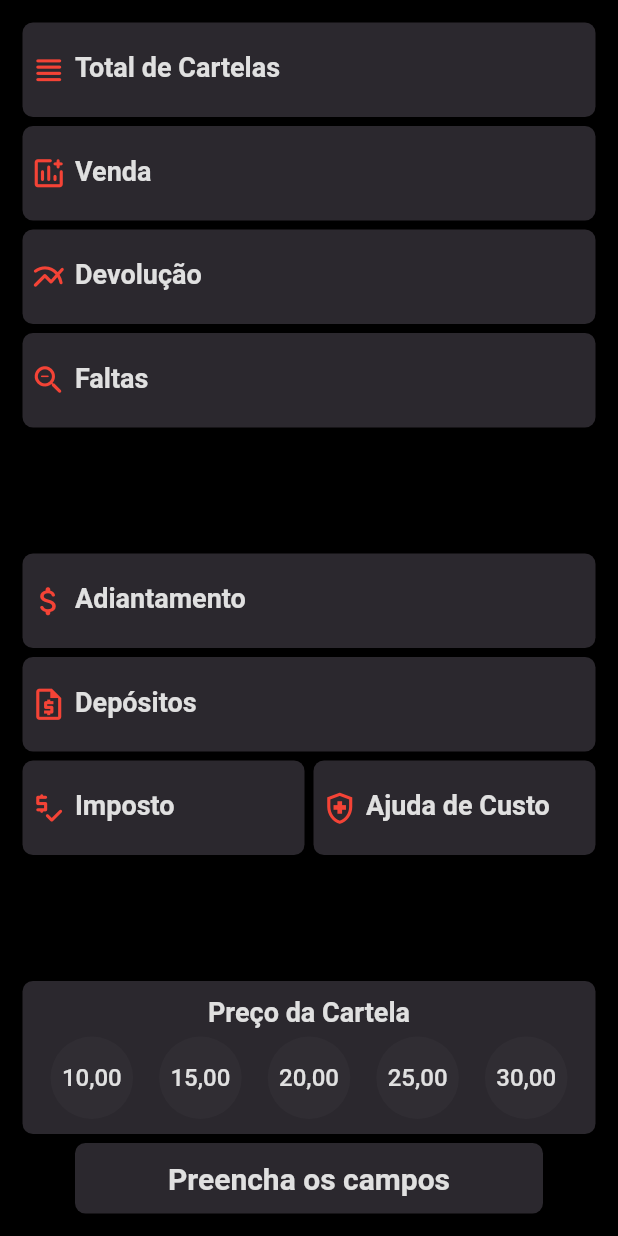
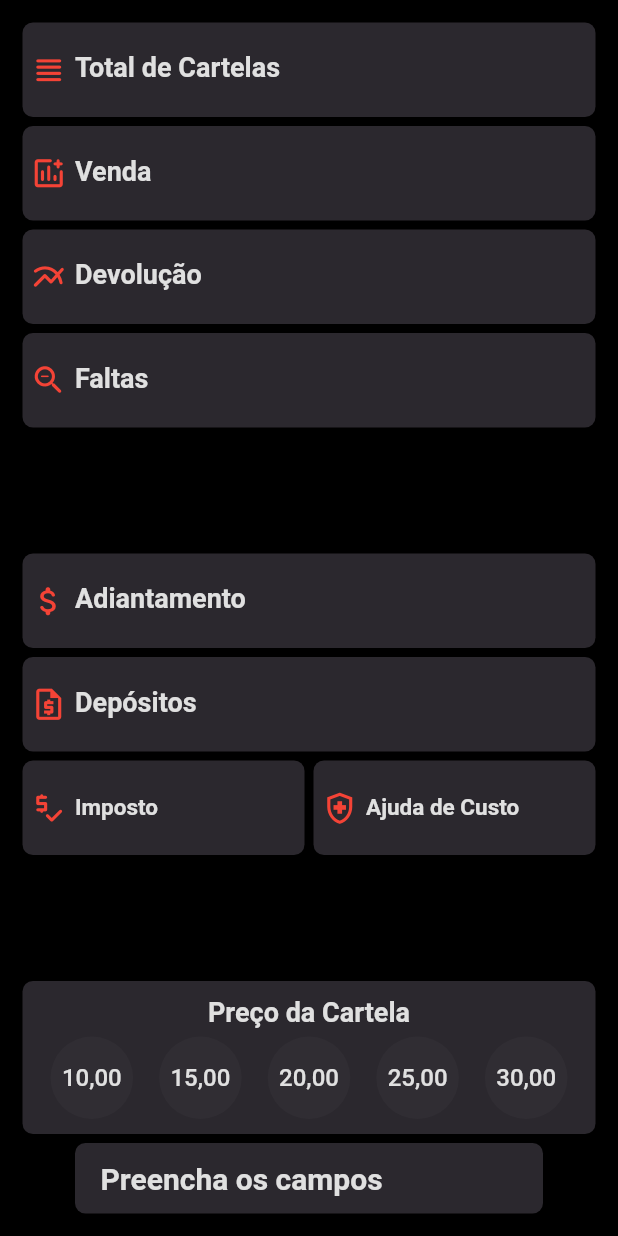
Before and after one commit to JoaoPaulo-Macedo/sales_accounting_app, a Flutter app: the screen it shows after launch, on a phone screen of 412 x 824 dp. Run offline on Flutter 3.47's test engine with Material 2 defaults, Android fonts, the phone set to English and light mode, and no system bars; our stand-ins replace bloc, flutter_bloc, get_it, shared_preferences.

Commit message:
enhancing funcionalities

```diff
--- a/lib/app/presentation/pages/home/components/debt_component.dart
+++ b/lib/app/presentation/pages/home/components/debt_component.dart
@@ -14,7 +14,7 @@
   }) : super(key: key);
 
   final Price price;
-  final Situation situation;
+  final Situation? situation;
   final double? debt;
   final Function(Price price) onPressed;
   final sizes = const AppSizes();
--- a/lib/app/presentation/pages/home/components/reckoning_component.dart
+++ b/lib/app/presentation/pages/home/components/reckoning_component.dart
@@ -40,6 +40,7 @@
                 prefixIcon: Icons.price_check_rounded,
                 controller: cubit.taxCtrl,
                 focus: cubit.taxFocus,
+                fieldFontSize: 15,
               ),
             ),
             SizedBox(width: sizes.smallSpacing),
@@ -49,6 +50,7 @@
                 prefixIcon: Icons.health_and_safety_outlined,
                 controller: cubit.allowanceCtrl,
                 focus: cubit.allowanceFocus,
+                fieldFontSize: 15,
               ),
             ),
           ],
--- a/lib/app/presentation/pages/home/home_cubit.dart
+++ b/lib/app/presentation/pages/home/home_cubit.dart
@@ -96,7 +96,7 @@
       _onType();
       _autoGenerateDevField();
 
-      emit(Changed(price: state.price));
+      emit(Reload(price: state.price));
     });
     paidCtrl.addListener(() {
       paid = double.tryParse(paidCtrl.text) ?? 0;
@@ -125,7 +125,7 @@
   }
 
   void changeSelected(Price price) {
-    emit(Selected(price));
+    emit(Reload(price: price));
 
     if (_validateToCalculate()) _calculate();
   }
@@ -137,7 +137,7 @@
   }
 
   void _setValues() async {
-    emit(Saving(state.price));
+    emit(Saving(price: state.price));
 
     _valuesEntity.totalCards = int.tryParse(totalCtrl.text);
     _valuesEntity.tax = double.tryParse(taxCtrl.text);
@@ -147,7 +147,7 @@
 
     await _setCommonValuesUseCase(_valuesEntity);
 
-    emit(Saved(state.price));
+    emit(Reload(price: state.price));
   }
 
   void _autoGenerateMissingField() async {
--- a/lib/app/presentation/pages/home/home_page.dart
+++ b/lib/app/presentation/pages/home/home_page.dart
@@ -18,8 +18,7 @@
 
 class _HomePageState extends State<HomePage> {
   late HomeCubit cubit;
-  Color? missingColor;
-  Situation situation = Situation.none;
+  Situation? situation;
   double? debt;
   //TODO: isn't it state? Shouldn't it be on HomeState abstract class?
 
@@ -52,13 +51,7 @@
           child: BlocBuilder<HomeCubit, HomeState>(
             builder: (context, state) {
               if (state is Loading) {
-                return const Center(
-                  child: CircularProgressIndicator(),
-                );
-              }
-
-              if (state is Changed) {
-                missingColor = state.missingColor;
+                return const SizedBox();
               }
 
               if (state is Calculated) {
--- a/lib/app/presentation/pages/home/home_states.dart
+++ b/lib/app/presentation/pages/home/home_states.dart
@@ -1,4 +1,3 @@
-import 'package:flutter/material.dart';
 import 'package:lucky_triangle/app/presentation/pages/home/home_cubit.dart';
 
 abstract class HomeState {
@@ -12,21 +11,11 @@
 class Fetched extends HomeState {}
 
 class Saving extends HomeState {
-  Saving(Price price) : super(price: price);
+  Saving({required Price price}) : super(price: price);
 }
 
-class Saved extends HomeState {
-  Saved(Price price) : super(price: price);
-}
-
-class Changed extends HomeState {
-  Changed({required Price price}) : super(price: price);
-
-  Color? missingColor;
-}
-
-class Selected extends HomeState {
-  Selected(Price price) : super(price: price);
+class Reload extends HomeState {
+  Reload({required Price price}) : super(price: price);
 }
 
 class Calculated extends HomeState {
--- a/lib/app/presentation/pages/home/widgets/debt_card.dart
+++ b/lib/app/presentation/pages/home/widgets/debt_card.dart
@@ -10,7 +10,7 @@
   }) : super(key: key);
 
   final double? value;
-  final Situation situation;
+  final Situation? situation;
 
   @override
   Widget build(BuildContext context) {
@@ -28,6 +28,7 @@
 
     switch (situation) {
       case Situation.none:
+      case null:
         message = 'Preencha os campos';
         color = Colors.grey[300];
         break;
```
